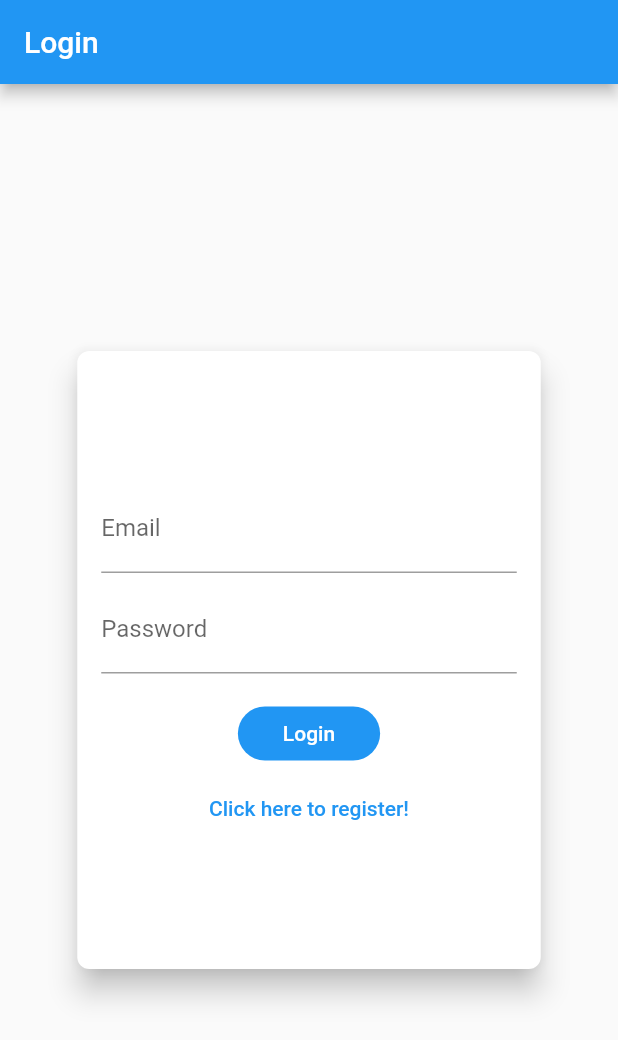
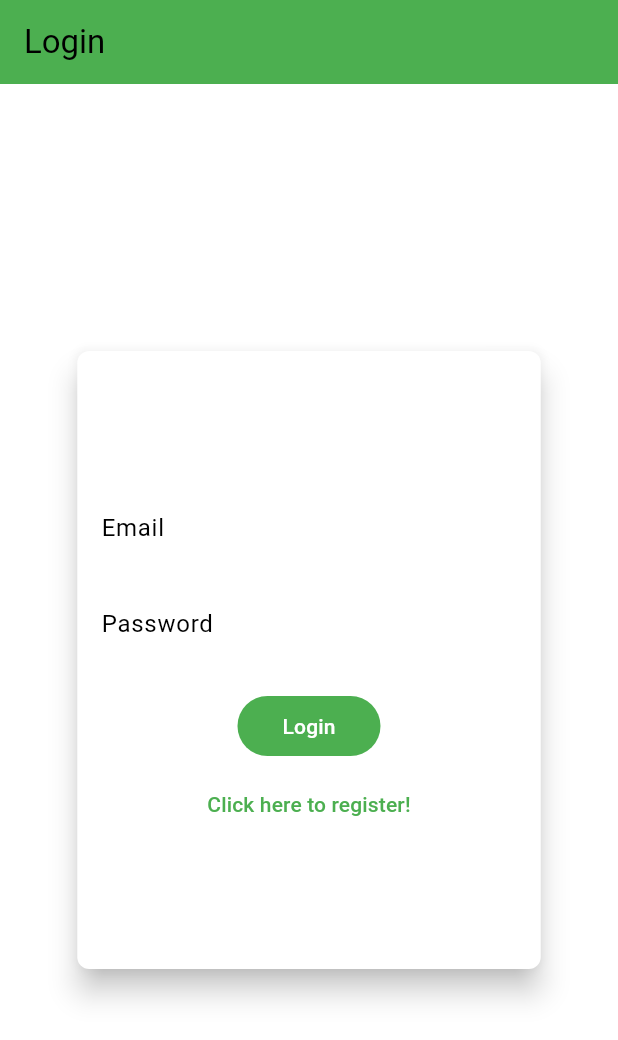
Before and after one commit to dev-marko/flora_edu_mobile, a Flutter app: the screen it shows after launch, on a phone screen of 412 x 824 dp. Shown: the top 1040 px of the screen. Run offline on Flutter 3.47's test engine with Material 2 defaults, Android fonts, the phone set to English and light mode, and no system bars; our stand-ins replace equatable, firebase_auth, firebase_core, firebase_database, flutter_bloc, flutter_dotenv and 3 more; missing offline and left inert: dart:ffi; accounts and stored records are empty.

Commit message:
Add app custom theme

```diff
--- a/lib/app.dart
+++ b/lib/app.dart
@@ -1,4 +1,4 @@
-import 'presentation/screens/register_screen.dart';
+import 'package:flora_edu_mobile/data/repositories/plant_repository.dart';
 import 'package:flutter/material.dart';
 import 'package:flutter_bloc/flutter_bloc.dart';
 
@@ -8,6 +8,7 @@ import 'data/repositories/user_repository.dart';
 import 'presentation/router/app_router.dart';
 import 'presentation/screens/home_screen.dart';
 import 'presentation/screens/login_screen.dart';
+import 'presentation/screens/register_screen.dart';
 import 'presentation/screens/splash_screen.dart';
 
 class App extends StatefulWidget {
@@ -71,6 +72,22 @@ class _AppViewState extends State<AppView> {
   @override
   Widget build(BuildContext context) {
     return MaterialApp(
+      theme: ThemeData(
+        useMaterial3: true,
+        colorScheme: ColorScheme.fromSwatch(
+          primarySwatch: Colors.green,
+          accentColor: Colors.brown,
+        ),
+        appBarTheme: const AppBarTheme(
+          backgroundColor: Colors.green,
+          iconTheme: IconThemeData(
+            color: Colors.brown,
+          ),
+          actionsIconTheme: IconThemeData(
+            color: Colors.brown,
+          ),
+        ),
+      ),
       navigatorKey: _navigatorKey,
       builder: (context, child) {
         return BlocListener<AuthBloc, AuthState>(
```
